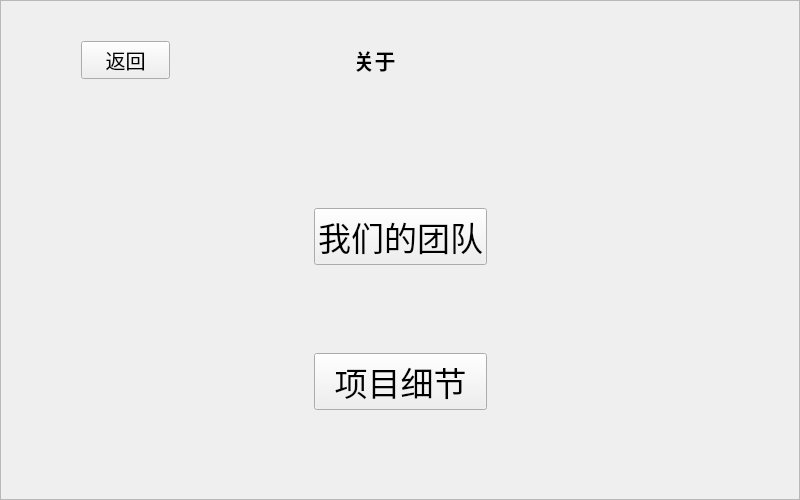
The window that TomClock_QtCreator/screenUi/about.ui (MeoRinLime/TomClock) describes before a commit, drawn with Qt 5.
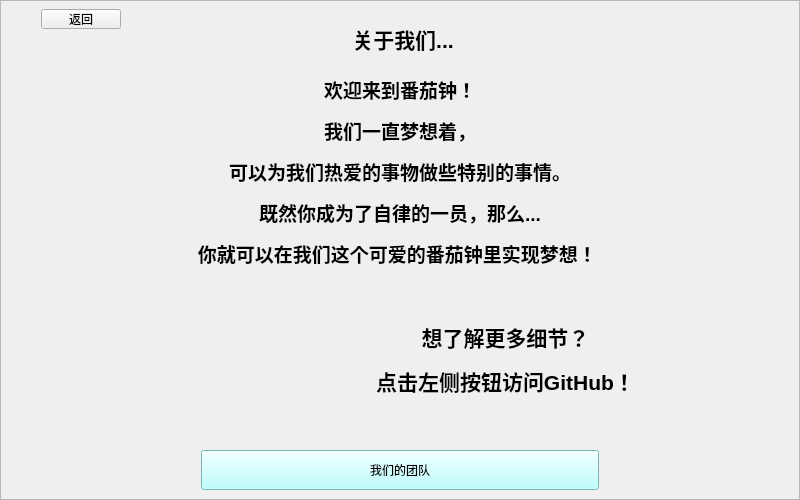
The same window after the commit. Icons and pictures are not drawn.

Commit message: 完善about和ourteam界面，加入媒体框架，添加提示音音效

```diff
--- a/TomClock_QtCreator/screenUi/about.ui
+++ b/TomClock_QtCreator/screenUi/about.ui
@@ -23,12 +23,6 @@
    <iconset resource="../res.qrc">
     <normaloff>:/images/resourse/images/Icons/Main_Color/tomato1.png</normaloff>:/images/resourse/images/Icons/Main_Color/tomato1.png</iconset>
   </property>
-  <property name="autoFillBackground">
-   <bool>false</bool>
-  </property>
-  <property name="styleSheet">
-   <string notr="true"/>
-  </property>
   <layout class="QGridLayout" name="gridLayout_2">
    <property name="leftMargin">
     <number>0</number>
@@ -42,14 +36,8 @@
    <property name="bottomMargin">
     <number>0</number>
    </property>
-   <property name="spacing">
-    <number>0</number>
-   </property>
    <item row="0" column="0">
     <widget class="QFrame" name="frame">
-     <property name="styleSheet">
-      <string notr="true"/>
-     </property>
      <property name="frameShape">
       <enum>QFrame::StyledPanel</enum>
      </property>
@@ -69,31 +57,12 @@
       <property name="bottomMargin">
        <number>0</number>
       </property>
-      <property name="spacing">
-       <number>0</number>
-      </property>
       <item row="0" column="0">
-       <layout class="QVBoxLayout" name="verticalLayout_3">
+       <layout class="QVBoxLayout" name="verticalLayout">
         <item>
          <layout class="QHBoxLayout" name="horizontalLayout_2">
           <item>
-           <layout class="QVBoxLayout" name="verticalLayout">
-            <item>
-             <spacer name="verticalSpacer_2">
-              <property name="orientation">
-               <enum>Qt::Vertical</enum>
-              </property>
-              <property name="sizeType">
-               <enum>QSizePolicy::Fixed</enum>
-              </property>
-              <property name="sizeHint" stdset="0">
-               <size>
-                <width>20</width>
-                <height>40</height>
-               </size>
-              </property>
-             </spacer>
-            </item>
+           <layout class="QVBoxLayout" name="verticalLayout_2">
             <item>
              <layout class="QHBoxLayout" name="horizontalLayout">
               <item>
@@ -106,7 +75,7 @@
                 </property>
                 <property name="sizeHint" stdset="0">
                  <size>
-                  <width>80</width>
+                  <width>40</width>
                   <height>20</height>
                  </size>
                 </property>
@@ -120,10 +89,11 @@
                   <verstretch>0</verstretch>
                  </sizepolicy>
                 </property>
-                <property name="font">
-                 <font>
-                  <pointsize>15</pointsize>
-                 </font>
+                <property name="maximumSize">
+                 <size>
+                  <width>16777215</width>
+                  <height>20</height>
+                 </size>
                 </property>
                 <property name="text">
                  <string>返回</string>
@@ -135,12 +105,9 @@
                 <property name="orientation">
                  <enum>Qt::Horizontal</enum>
                 </property>
-                <property name="sizeType">
-                 <enum>QSizePolicy::Fixed</enum>
-                </property>
                 <property name="sizeHint" stdset="0">
                  <size>
-                  <width>80</width>
+                  <width>40</width>
                   <height>20</height>
                  </size>
                 </property>
@@ -149,7 +116,7 @@
              </layout>
             </item>
             <item>
-             <spacer name="verticalSpacer">
+             <spacer name="verticalSpacer_2">
               <property name="orientation">
                <enum>Qt::Vertical</enum>
               </property>
@@ -168,16 +135,14 @@
           </item>
           <item>
            <widget class="QLabel" name="label">
-            <property name="font">
-             <font>
-              <pointsize>21</pointsize>
-             </font>
+            <property name="sizePolicy">
+             <sizepolicy hsizetype="Preferred" vsizetype="Fixed">
+              <horstretch>0</horstretch>
+              <verstretch>0</verstretch>
+             </sizepolicy>
             </property>
             <property name="text">
-             <string>&lt;html&gt;&lt;head/&gt;&lt;body&gt;&lt;p align=&quot;center&quot;&gt;&lt;span style=&quot; font-size:16pt; font-weight:700;&quot;&gt;关于&lt;/span&gt;&lt;/p&gt;&lt;/body&gt;&lt;/html&gt;</string>
-            </property>
-            <property name="alignment">
-             <set>Qt::AlignCenter</set>
+             <string>&lt;html&gt;&lt;head/&gt;&lt;body&gt;&lt;p align=&quot;center&quot;&gt;&lt;span style=&quot; font-size:16pt; font-weight:700;&quot;&gt;关于我们...&lt;/span&gt;&lt;/p&gt;&lt;/body&gt;&lt;/html&gt;</string>
             </property>
            </widget>
           </item>
@@ -186,12 +151,9 @@
             <property name="orientation">
              <enum>Qt::Horizontal</enum>
             </property>
-            <property name="sizeType">
-             <enum>QSizePolicy::Minimum</enum>
-            </property>
             <property name="sizeHint" stdset="0">
              <size>
-              <width>300</width>
+              <width>40</width>
               <height>20</height>
              </size>
             </property>
@@ -199,6 +161,25 @@
           </item>
          </layout>
         </item>
+        <item>
+         <widget class="QLabel" name="label_3">
+          <property name="sizePolicy">
+           <sizepolicy hsizetype="Preferred" vsizetype="Fixed">
+            <horstretch>0</horstretch>
+            <verstretch>0</verstretch>
+           </sizepolicy>
+          </property>
+          <property name="minimumSize">
+           <size>
+            <width>0</width>
+            <height>180</height>
+           </size>
+          </property>
+          <property name="text">
+           <string>&lt;html&gt;&lt;head/&gt;&lt;body&gt;&lt;p align=&quot;center&quot;&gt;&lt;span style=&quot; font-size:14pt; font-weight:700;&quot;&gt;欢迎来到番茄钟！&lt;/span&gt;&lt;/p&gt;&lt;p align=&quot;center&quot;&gt;&lt;span style=&quot; font-size:14pt; font-weight:700;&quot;&gt;我们一直梦想着，&lt;/span&gt;&lt;/p&gt;&lt;p align=&quot;center&quot;&gt;&lt;span style=&quot; font-size:14pt; font-weight:700;&quot;&gt;可以为我们热爱的事物做些特别的事情。&lt;/span&gt;&lt;/p&gt;&lt;p align=&quot;center&quot;&gt;&lt;span style=&quot; font-size:14pt; font-weight:700;&quot;&gt;既然你成为了自律的一员，那么...&lt;/span&gt;&lt;/p&gt;&lt;p align=&quot;center&quot;&gt;&lt;span style=&quot; font-size:14pt; font-weight:700;&quot;&gt;你就可以在我们这个可爱的番茄钟里实现梦想！ &lt;/span&gt;&lt;/p&gt;&lt;/body&gt;&lt;/html&gt;</string>
+          </property>
+         </widget>
+        </item>
         <item>
          <layout class="QHBoxLayout" name="horizontalLayout_3">
           <item>
@@ -215,86 +196,33 @@
            </spacer>
           </item>
           <item>
-           <layout class="QVBoxLayout" name="verticalLayout_2">
-            <item>
-             <spacer name="verticalSpacer_4">
-              <property name="orientation">
-               <enum>Qt::Vertical</enum>
-              </property>
-              <property name="sizeHint" stdset="0">
-               <size>
-                <width>20</width>
-                <height>40</height>
-               </size>
-              </property>
-             </spacer>
-            </item>
-            <item>
-             <widget class="QPushButton" name="ourTeam">
-              <property name="font">
-               <font>
-                <family>方正铭石体 简</family>
-                <pointsize>25</pointsize>
-                <italic>false</italic>
-                <bold>false</bold>
-               </font>
-              </property>
-              <property name="styleSheet">
-               <string notr="true"/>
-              </property>
-              <property name="text">
-               <string>我们的团队</string>
-              </property>
-             </widget>
-            </item>
-            <item>
-             <spacer name="verticalSpacer_3">
-              <property name="orientation">
-               <enum>Qt::Vertical</enum>
-              </property>
-              <property name="sizeHint" stdset="0">
-               <size>
-                <width>20</width>
-                <height>40</height>
-               </size>
-              </property>
-             </spacer>
-            </item>
-            <item>
-             <widget class="QPushButton" name="github">
-              <property name="font">
-               <font>
-                <family>方正铭石体 简</family>
-                <pointsize>25</pointsize>
-                <italic>false</italic>
-                <bold>false</bold>
-               </font>
-              </property>
-              <property name="styleSheet">
-               <string notr="true"/>
-              </property>
-              <property name="text">
-               <string>项目细节</string>
-              </property>
-              <property name="flat">
-               <bool>false</bool>
-              </property>
-             </widget>
-            </item>
-            <item>
-             <spacer name="verticalSpacer_5">
-              <property name="orientation">
-               <enum>Qt::Vertical</enum>
-              </property>
-              <property name="sizeHint" stdset="0">
-               <size>
-                <width>20</width>
-                <height>40</height>
-               </size>
-              </property>
-             </spacer>
-            </item>
-           </layout>
+           <widget class="QPushButton" name="github">
+            <property name="minimumSize">
+             <size>
+              <width>0</width>
+              <height>170</height>
+             </size>
+            </property>
+            <property name="styleSheet">
+             <string notr="true"/>
+            </property>
+            <property name="text">
+             <string/>
+            </property>
+            <property name="icon">
+             <iconset resource="../res.qrc">
+              <normaloff>:/images/resourse/images/Icons/Github/github-mark.png</normaloff>:/images/resourse/images/Icons/Github/github-mark.png</iconset>
+            </property>
+            <property name="iconSize">
+             <size>
+              <width>100</width>
+              <height>100</height>
+             </size>
+            </property>
+            <property name="flat">
+             <bool>true</bool>
+            </property>
+           </widget>
           </item>
           <item>
            <spacer name="horizontalSpacer_4">
@@ -304,6 +232,88 @@
             <property name="sizeHint" stdset="0">
              <size>
               <width>40</width>
+              <height>20</height>
+             </size>
+            </property>
+           </spacer>
+          </item>
+          <item>
+           <widget class="QLabel" name="label_4">
+            <property name="sizePolicy">
+             <sizepolicy hsizetype="Preferred" vsizetype="Fixed">
+              <horstretch>0</horstretch>
+              <verstretch>0</verstretch>
+             </sizepolicy>
+            </property>
+            <property name="text">
+             <string>&lt;html&gt;&lt;head/&gt;&lt;body&gt;&lt;p align=&quot;center&quot;&gt;&lt;span style=&quot; font-size:16pt; font-weight:700;&quot;&gt;想了解更多细节？&lt;/span&gt;&lt;/p&gt;&lt;p align=&quot;center&quot;&gt;&lt;span style=&quot; font-size:16pt; font-weight:700;&quot;&gt;点击左侧按钮访问GitHub！&lt;/span&gt;&lt;/p&gt;&lt;/body&gt;&lt;/html&gt;</string>
+            </property>
+           </widget>
+          </item>
+          <item>
+           <spacer name="horizontalSpacer_6">
+            <property name="orientation">
+             <enum>Qt::Horizontal</enum>
+            </property>
+            <property name="sizeHint" stdset="0">
+             <size>
+              <width>40</width>
+              <height>20</height>
+             </size>
+            </property>
+           </spacer>
+          </item>
+         </layout>
+        </item>
+        <item>
+         <layout class="QHBoxLayout" name="horizontalLayout_4">
+          <item>
+           <spacer name="horizontalSpacer_8">
+            <property name="orientation">
+             <enum>Qt::Horizontal</enum>
+            </property>
+            <property name="sizeType">
+             <enum>QSizePolicy::Fixed</enum>
+            </property>
+            <property name="sizeHint" stdset="0">
+             <size>
+              <width>200</width>
+              <height>20</height>
+             </size>
+            </property>
+           </spacer>
+          </item>
+          <item>
+           <widget class="QPushButton" name="ourTeam">
+            <property name="minimumSize">
+             <size>
+              <width>0</width>
+              <height>40</height>
+             </size>
+            </property>
+            <property name="styleSheet">
+             <string notr="true">background-color:rgb(170, 255, 255);
+font: 16pt &quot;隶书&quot;;
+alternate-background-color: qlineargradient(spread:pad, x1:0, y1:0, x2:1, y2:0, stop:0 rgba(0, 0, 0, 255), stop:1 rgba(255, 255, 255, 255));
+
+</string>
+            </property>
+            <property name="text">
+             <string>我们的团队</string>
+            </property>
+           </widget>
+          </item>
+          <item>
+           <spacer name="horizontalSpacer_7">
+            <property name="orientation">
+             <enum>Qt::Horizontal</enum>
+            </property>
+            <property name="sizeType">
+             <enum>QSizePolicy::Fixed</enum>
+            </property>
+            <property name="sizeHint" stdset="0">
+             <size>
+              <width>200</width>
               <height>20</height>
              </size>
             </property>
```
The commit also changes 38 other files.
